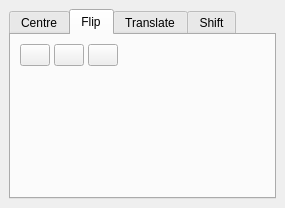
Above: branches/regui/src/gui/position.ui from trisyoungs/aten before the change. Below: the same form after it.
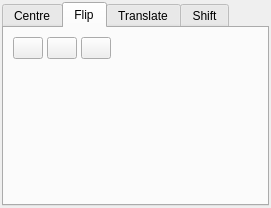
That is the form after the change. Icons and pictures are not drawn.

```diff
--- a/branches/regui/src/gui/position.ui
+++ b/branches/regui/src/gui/position.ui
@@ -22,10 +22,10 @@
   </property>
   <layout class="QHBoxLayout" >
    <property name="margin" >
-    <number>9</number>
+    <number>2</number>
    </property>
    <property name="spacing" >
-    <number>6</number>
+    <number>4</number>
    </property>
    <item>
     <widget class="QTabWidget" name="tabWidget" >
```
